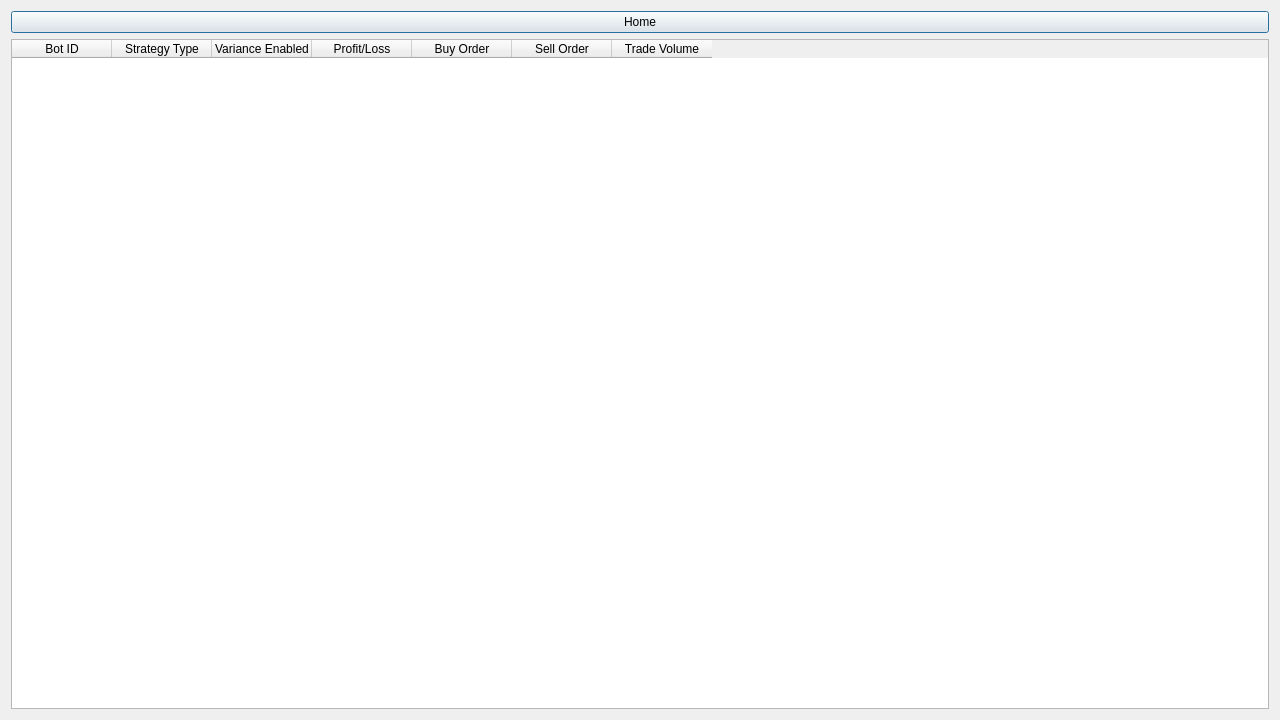
Qt form usertrades.ui (ShashwatSingh67/oop-project) before a commit.
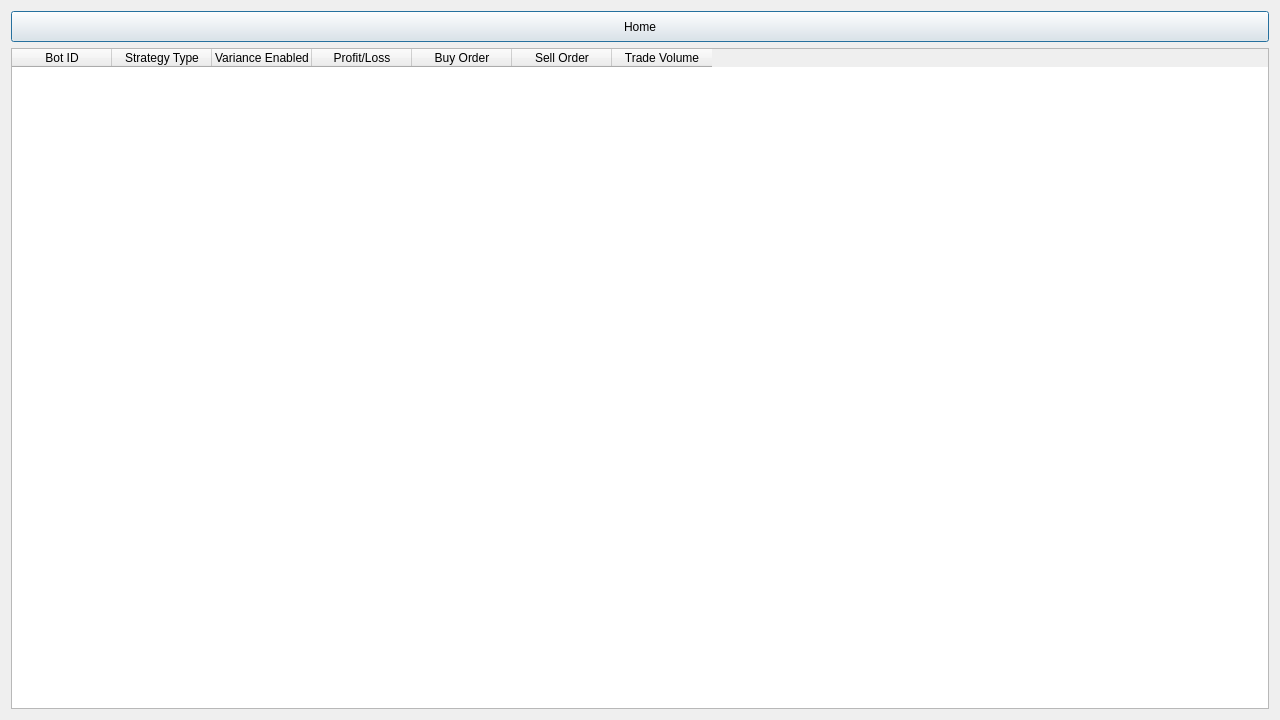
The same form after that commit.

```diff
--- a/usertrades.ui
+++ b/usertrades.ui
@@ -16,6 +16,12 @@
   <layout class="QGridLayout" name="gridLayout">
    <item row="0" column="0">
     <widget class="QPushButton" name="Home_Button">
+     <property name="minimumSize">
+      <size>
+       <width>0</width>
+       <height>31</height>
+      </size>
+     </property>
      <property name="text">
       <string>Home</string>
      </property>
```
